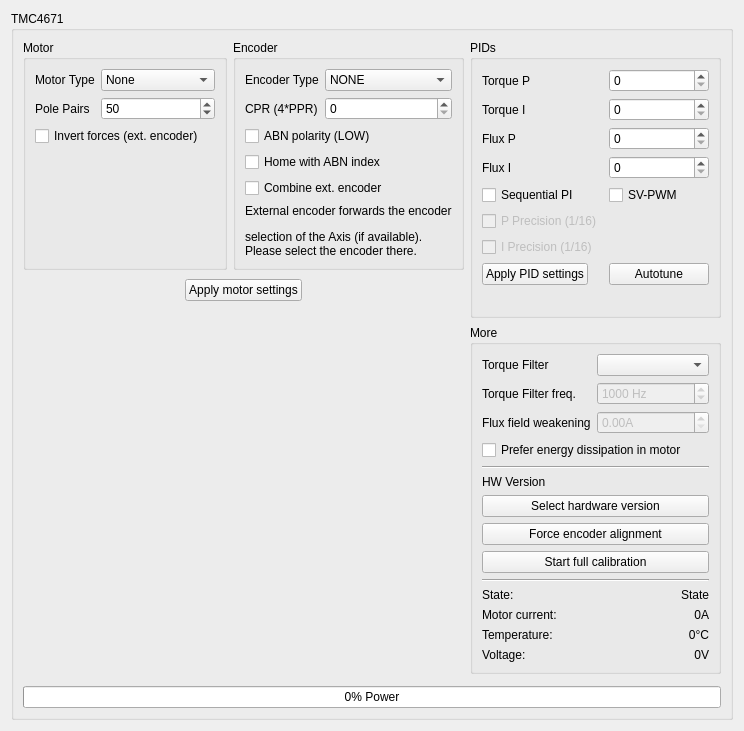
This is res/tmc4671_ui.ui in Ultrawipf/OpenFFBoard-configurator as Qt 5 draws it before an edit. The edited form follows.
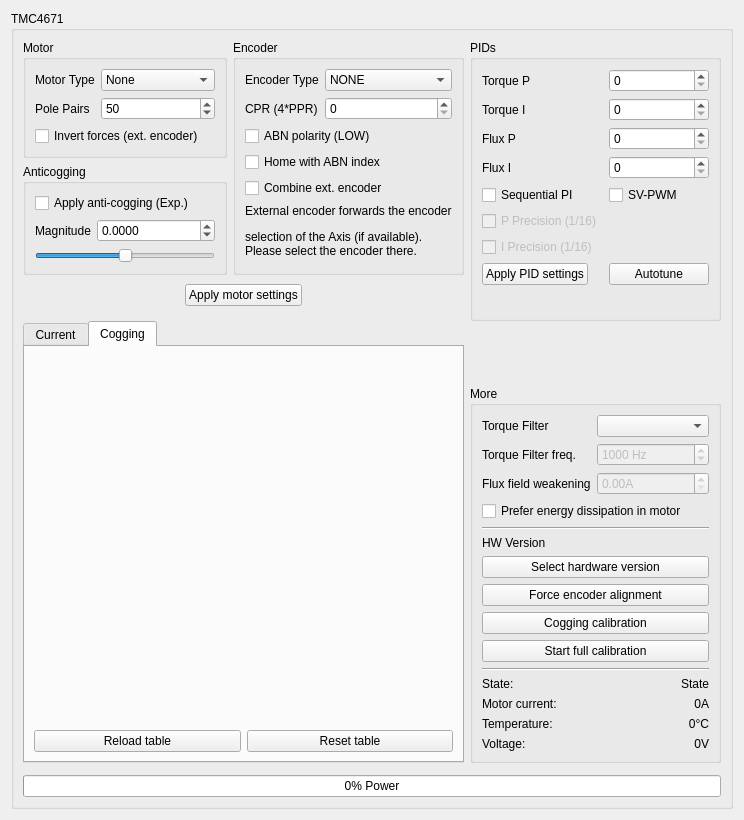
This is the edited form. The open tabs and pages were chosen to show the change. Custom widgets are drawn as their Qt base class.

Commit message: feat(cogging): add cogging calibration and monitoring interface

The edit to the form file:
```diff
--- a/res/tmc4671_ui.ui
+++ b/res/tmc4671_ui.ui
@@ -7,7 +7,7 @@
     <x>0</x>
     <y>0</y>
     <width>744</width>
-    <height>731</height>
+    <height>820</height>
    </rect>
   </property>
   <property name="windowTitle">
@@ -20,6 +20,237 @@
       <string>TMC4671</string>
      </property>
      <layout class="QGridLayout" name="gridLayout">
+      <item row="6" column="2" rowspan="2">
+       <widget class="QGroupBox" name="groupBox_4">
+        <property name="maximumSize">
+         <size>
+          <width>500</width>
+          <height>16777215</height>
+         </size>
+        </property>
+        <property name="title">
+         <string>More</string>
+        </property>
+        <layout class="QFormLayout" name="formLayout_3">
+         <item row="0" column="0">
+          <widget class="QLabel" name="label_8">
+           <property name="text">
+            <string>Torque Filter</string>
+           </property>
+          </widget>
+         </item>
+         <item row="0" column="1">
+          <widget class="QComboBox" name="comboBox_torqueFilter"/>
+         </item>
+         <item row="1" column="0">
+          <widget class="QLabel" name="label_15">
+           <property name="text">
+            <string>Torque Filter freq.</string>
+           </property>
+          </widget>
+         </item>
+         <item row="1" column="1">
+          <widget class="QSpinBox" name="spinBox_torqueFilterFreq">
+           <property name="enabled">
+            <bool>false</bool>
+           </property>
+           <property name="minimumSize">
+            <size>
+             <width>100</width>
+             <height>0</height>
+            </size>
+           </property>
+           <property name="suffix">
+            <string> Hz</string>
+           </property>
+           <property name="minimum">
+            <number>10</number>
+           </property>
+           <property name="maximum">
+            <number>8192</number>
+           </property>
+           <property name="value">
+            <number>1000</number>
+           </property>
+          </widget>
+         </item>
+         <item row="2" column="0">
+          <widget class="QLabel" name="label_9">
+           <property name="toolTip">
+            <string>&lt;html&gt;&lt;head/&gt;&lt;body&gt;&lt;p&gt;Caution: can increase max speed but can also cause steppers to accelerate exponentially if too high&lt;/p&gt;&lt;/body&gt;&lt;/html&gt;</string>
+           </property>
+           <property name="text">
+            <string>Flux field weakening</string>
+           </property>
+          </widget>
+         </item>
+         <item row="2" column="1">
+          <widget class="QDoubleSpinBox" name="doubleSpinBox_fluxoffset">
+           <property name="enabled">
+            <bool>false</bool>
+           </property>
+           <property name="minimumSize">
+            <size>
+             <width>100</width>
+             <height>0</height>
+            </size>
+           </property>
+           <property name="toolTip">
+            <string>&lt;html&gt;&lt;head/&gt;&lt;body&gt;&lt;p&gt;Caution: can increase max speed but can also cause steppers to accelerate exponentially if too high&lt;/p&gt;&lt;/body&gt;&lt;/html&gt;</string>
+           </property>
+           <property name="keyboardTracking">
+            <bool>false</bool>
+           </property>
+           <property name="suffix">
+            <string>A</string>
+           </property>
+           <property name="maximum">
+            <double>5.000000000000000</double>
+           </property>
+           <property name="singleStep">
+            <double>0.100000000000000</double>
+           </property>
+          </widget>
+         </item>
+         <item row="4" column="0" colspan="2">
+          <widget class="Line" name="line">
+           <property name="orientation">
+            <enum>Qt::Orientation::Horizontal</enum>
+           </property>
+          </widget>
+         </item>
+         <item row="5" column="0" colspan="2">
+          <widget class="QLabel" name="label_hwversion">
+           <property name="text">
+            <string>HW Version</string>
+           </property>
+           <property name="wordWrap">
+            <bool>true</bool>
+           </property>
+          </widget>
+         </item>
+         <item row="6" column="0" colspan="2">
+          <widget class="QPushButton" name="pushButton_hwversion">
+           <property name="text">
+            <string>Select hardware version</string>
+           </property>
+          </widget>
+         </item>
+         <item row="7" column="0" colspan="2">
+          <widget class="QPushButton" name="pushButton_align">
+           <property name="text">
+            <string>Force encoder alignment</string>
+           </property>
+          </widget>
+         </item>
+         <item row="9" column="0" colspan="2">
+          <widget class="QPushButton" name="pushButton_calibrate">
+           <property name="text">
+            <string>Start full calibration</string>
+           </property>
+          </widget>
+         </item>
+         <item row="10" column="0" colspan="2">
+          <widget class="Line" name="line_2">
+           <property name="orientation">
+            <enum>Qt::Orientation::Horizontal</enum>
+           </property>
+          </widget>
+         </item>
+         <item row="11" column="0">
+          <widget class="QLabel" name="label_14">
+           <property name="text">
+            <string>State:</string>
+           </property>
+          </widget>
+         </item>
+         <item row="11" column="1">
+          <widget class="QLabel" name="label_state">
+           <property name="text">
+            <string>State</string>
+           </property>
+           <property name="alignment">
+            <set>Qt::AlignmentFlag::AlignRight|Qt::AlignmentFlag::AlignTrailing|Qt::AlignmentFlag::AlignVCenter</set>
+           </property>
+          </widget>
+         </item>
+         <item row="12" column="0">
+          <widget class="QLabel" name="label_11">
+           <property name="text">
+            <string>Motor current:</string>
+           </property>
+          </widget>
+         </item>
+         <item row="12" column="1">
+          <widget class="QLabel" name="label_Current">
+           <property name="minimumSize">
+            <size>
+             <width>0</width>
+             <height>0</height>
+            </size>
+           </property>
+           <property name="text">
+            <string>0A</string>
+           </property>
+           <property name="alignment">
+            <set>Qt::AlignmentFlag::AlignRight|Qt::AlignmentFlag::AlignTrailing|Qt::AlignmentFlag::AlignVCenter</set>
+           </property>
+          </widget>
+         </item>
+         <item row="13" column="0">
+          <widget class="QLabel" name="label_12">
+           <property name="text">
+            <string>Temperature:</string>
+           </property>
+          </widget>
+         </item>
+         <item row="13" column="1">
+          <widget class="QLabel" name="label_Temp">
+           <property name="text">
+            <string>0°C</string>
+           </property>
+           <property name="alignment">
+            <set>Qt::AlignmentFlag::AlignRight|Qt::AlignmentFlag::AlignTrailing|Qt::AlignmentFlag::AlignVCenter</set>
+           </property>
+          </widget>
+         </item>
+         <item row="14" column="0">
+          <widget class="QLabel" name="label_13">
+           <property name="text">
+            <string>Voltage:</string>
+           </property>
+          </widget>
+         </item>
+         <item row="14" column="1">
+          <widget class="QLabel" name="label_volt">
+           <property name="text">
+            <string>0V</string>
+           </property>
+           <property name="alignment">
+            <set>Qt::AlignmentFlag::AlignRight|Qt::AlignmentFlag::AlignTrailing|Qt::AlignmentFlag::AlignVCenter</set>
+           </property>
+          </widget>
+         </item>
+         <item row="3" column="0" colspan="2">
+          <widget class="QCheckBox" name="checkBox_fluxdissipate">
+           <property name="toolTip">
+            <string>&lt;html&gt;&lt;head/&gt;&lt;body&gt;&lt;p&gt;Use flux component to dissipate energy before enabling the brake resistor. &lt;/p&gt;&lt;p&gt;Heats up the motor slightly more. Brake resistor will still operate normally.&lt;/p&gt;&lt;p&gt;Only disable if suitable brake resistor is installed.&lt;/p&gt;&lt;/body&gt;&lt;/html&gt;</string>
+           </property>
+           <property name="text">
+            <string>Prefer energy dissipation in motor</string>
+           </property>
+          </widget>
+         </item>
+         <item row="8" column="0" colspan="2">
+          <widget class="QPushButton" name="pushButton_cogging">
+           <property name="text">
+            <string>Cogging calibration</string>
+           </property>
+          </widget>
+         </item>
+        </layout>
+       </widget>
+      </item>
       <item row="0" column="0">
        <widget class="QGroupBox" name="groupBox_3">
         <property name="sizePolicy">
@@ -78,7 +309,7 @@
         </layout>
        </widget>
       </item>
-      <item row="1" column="0" colspan="2">
+      <item row="2" column="0" colspan="2">
        <widget class="QFrame" name="frame_2">
         <property name="frameShape">
          <enum>QFrame::NoFrame</enum>
@@ -132,7 +363,101 @@
         </layout>
        </widget>
       </item>
-      <item row="0" column="2" rowspan="3">
+      <item row="3" column="0" rowspan="5" colspan="2">
+       <widget class="QTabWidget" name="tabWidget">
+        <property name="currentIndex">
+         <number>0</number>
+        </property>
+        <widget class="QWidget" name="tab_5">
+         <attribute name="title">
+          <string>Current</string>
+         </attribute>
+         <layout class="QGridLayout" name="gridLayout_3">
+          <item row="0" column="0">
+           <widget class="QChartView" name="graphWidget_Amps" native="true">
+            <property name="sizePolicy">
+             <sizepolicy hsizetype="Preferred" vsizetype="Preferred">
+              <horstretch>0</horstretch>
+              <verstretch>1</verstretch>
+             </sizepolicy>
+            </property>
+           </widget>
+          </item>
+         </layout>
+        </widget>
+        <widget class="QWidget" name="tab_6">
+         <attribute name="title">
+          <string>Cogging</string>
+         </attribute>
+         <layout class="QGridLayout" name="gridLayout_4">
+          <item row="0" column="0" colspan="3">
+           <widget class="QChartView" name="graphWidget_Cogging" native="true">
+            <property name="sizePolicy">
+             <sizepolicy hsizetype="Preferred" vsizetype="Preferred">
+              <horstretch>0</horstretch>
+              <verstretch>1</verstretch>
+             </sizepolicy>
+            </property>
+           </widget>
+          </item>
+          <item row="1" column="0" colspan="3">
+           <layout class="QHBoxLayout" name="horizontalLayout">
+            <item>
+             <widget class="QPushButton" name="pushButton_reloadCoggingTable">
+              <property name="text">
+               <string>Reload table</string>
+              </property>
+             </widget>
+            </item>
+            <item>
+             <widget class="QPushButton" name="pushButton_resetCoggingTable">
+              <property name="text">
+               <string>Reset table</string>
+              </property>
+             </widget>
+            </item>
+           </layout>
+          </item>
+         </layout>
+        </widget>
+       </widget>
+      </item>
+      <item row="12" column="0" colspan="3">
+       <widget class="QProgressBar" name="progressBar_power">
+        <property name="sizePolicy">
+         <sizepolicy hsizetype="Minimum" vsizetype="Fixed">
+          <horstretch>0</horstretch>
+          <verstretch>0</verstretch>
+         </sizepolicy>
+        </property>
+        <property name="layoutDirection">
+         <enum>Qt::LayoutDirection::LeftToRight</enum>
+        </property>
+        <property name="maximum">
+         <number>28000</number>
+        </property>
+        <property name="value">
+         <number>0</number>
+        </property>
+        <property name="textVisible">
+         <bool>true</bool>
+        </property>
+        <property name="format">
+         <string>%p% Power</string>
+        </property>
+       </widget>
+      </item>
+      <item row="11" column="0">
+       <widget class="QFrame" name="frame">
+        <property name="frameShape">
+         <enum>QFrame::Shape::StyledPanel</enum>
+        </property>
+        <property name="frameShadow">
+         <enum>QFrame::Shadow::Raised</enum>
+        </property>
+       </widget>
+      </item>
+      <item row="0" column="2" rowspan="5">
        <widget class="QGroupBox" name="groupBox_2">
         <property name="sizePolicy">
          <sizepolicy hsizetype="Minimum" vsizetype="Minimum">
@@ -305,7 +630,23 @@
         </layout>
        </widget>
       </item>
-      <item row="0" column="1">
+      <item row="5" column="2">
+       <spacer name="verticalSpacer">
+        <property name="orientation">
+         <enum>Qt::Orientation::Vertical</enum>
+        </property>
+        <property name="sizeType">
+         <enum>QSizePolicy::Policy::Expanding</enum>
+        </property>
+        <property name="sizeHint" stdset="0">
+         <size>
+          <width>20</width>
+          <height>0</height>
+         </size>
+        </property>
+       </spacer>
+      </item>
+      <item row="0" column="1" rowspan="2">
        <widget class="QGroupBox" name="groupBox_encoder">
         <property name="sizePolicy">
          <sizepolicy hsizetype="Preferred" vsizetype="Preferred">
@@ -399,285 +740,85 @@
         </layout>
        </widget>
       </item>
-      <item row="10" column="0">
-       <widget class="QFrame" name="frame">
-        <property name="frameShape">
-         <enum>QFrame::StyledPanel</enum>
-        </property>
-        <property name="frameShadow">
-         <enum>QFrame::Raised</enum>
-        </property>
-       </widget>
-      </item>
-      <item row="2" column="0" rowspan="4" colspan="2">
-       <widget class="QChartView" name="graphWidget_Amps" native="true">
-        <property name="sizePolicy">
-         <sizepolicy hsizetype="Preferred" vsizetype="Preferred">
-          <horstretch>0</horstretch>
-          <verstretch>1</verstretch>
-         </sizepolicy>
-        </property>
-       </widget>
-      </item>
-      <item row="3" column="2">
-       <spacer name="verticalSpacer">
-        <property name="orientation">
-         <enum>Qt::Vertical</enum>
-        </property>
-        <property name="sizeType">
-         <enum>QSizePolicy::Expanding</enum>
-        </property>
-        <property name="sizeHint" stdset="0">
-         <size>
-          <width>20</width>
-          <height>0</height>
-         </size>
-        </property>
-       </spacer>
-      </item>
-      <item row="11" column="0" colspan="3">
-       <widget class="QProgressBar" name="progressBar_power">
-        <property name="sizePolicy">
-         <sizepolicy hsizetype="Minimum" vsizetype="Fixed">
-          <horstretch>0</horstretch>
-          <verstretch>0</verstretch>
-         </sizepolicy>
-        </property>
-        <property name="layoutDirection">
-         <enum>Qt::LeftToRight</enum>
-        </property>
-        <property name="maximum">
-         <number>28000</number>
-        </property>
-        <property name="value">
-         <number>0</number>
-        </property>
-        <property name="textVisible">
-         <bool>true</bool>
-        </property>
-        <property name="format">
-         <string>%p% Power</string>
-        </property>
-       </widget>
-      </item>
-      <item row="4" column="2" rowspan="3">
-       <widget class="QGroupBox" name="groupBox_4">
-        <property name="maximumSize">
-         <size>
-          <width>500</width>
-          <height>16777215</height>
-         </size>
-        </property>
+      <item row="1" column="0">
+       <widget class="QGroupBox" name="groupBox_anticogging">
         <property name="title">
-         <string>More</string>
+         <string>Anticogging</string>
         </property>
-        <layout class="QFormLayout" name="formLayout_3">
-         <item row="0" column="0">
-          <widget class="QLabel" name="label_8">
+        <layout class="QFormLayout" name="formLayout_5">
+         <property name="leftMargin">
+          <number>9</number>
+         </property>
+         <property name="topMargin">
+          <number>9</number>
+         </property>
+         <property name="rightMargin">
+          <number>9</number>
+         </property>
+         <property name="bottomMargin">
+          <number>9</number>
+         </property>
+         <item row="0" column="0" colspan="2">
+          <widget class="QCheckBox" name="checkBox_cogging">
            <property name="text">
-            <string>Torque Filter</string>
-           </property>
-          </widget>
-         </item>
-         <item row="0" column="1">
-          <widget class="QComboBox" name="comboBox_torqueFilter"/>
-         </item>
-         <item row="1" column="0">
-          <widget class="QLabel" name="label_15">
-           <property name="text">
-            <string>Torque Filter freq.</string>
-           </property>
-          </widget>
-         </item>
-         <item row="1" column="1">
-          <widget class="QSpinBox" name="spinBox_torqueFilterFreq">
-           <property name="enabled">
-            <bool>false</bool>
-           </property>
-           <property name="minimumSize">
-            <size>
-             <width>100</width>
-             <height>0</height>
-            </size>
-           </property>
-           <property name="suffix">
-            <string> Hz</string>
-           </property>
-           <property name="minimum">
-            <number>10</number>
-           </property>
-           <property name="maximum">
-            <number>8192</number>
-           </property>
-           <property name="value">
-            <number>1000</number>
+            <string>Apply anti-cogging (Exp.)</string>
            </property>
           </widget>
          </item>
          <item row="2" column="0">
-          <widget class="QLabel" name="label_9">
-           <property name="toolTip">
-            <string>&lt;html&gt;&lt;head/&gt;&lt;body&gt;&lt;p&gt;Caution: can increase max speed but can also cause steppers to accelerate exponentially if too high&lt;/p&gt;&lt;/body&gt;&lt;/html&gt;</string>
+          <widget class="QLabel" name="label_10">
+           <property name="sizePolicy">
+            <sizepolicy hsizetype="Fixed" vsizetype="Preferred">
+             <horstretch>0</horstretch>
+             <verstretch>0</verstretch>
+            </sizepolicy>
            </property>
            <property name="text">
-            <string>Flux field weakening</string>
-           </property>
-          </widget>
-         </item>
-         <item row="2" column="1">
-          <widget class="QDoubleSpinBox" name="doubleSpinBox_fluxoffset">
-           <property name="enabled">
-            <bool>false</bool>
-           </property>
-           <property name="minimumSize">
-            <size>
-             <width>100</width>
-             <height>0</height>
-            </size>
-           </property>
-           <property name="toolTip">
-            <string>&lt;html&gt;&lt;head/&gt;&lt;body&gt;&lt;p&gt;Caution: can increase max speed but can also cause steppers to accelerate exponentially if too high&lt;/p&gt;&lt;/body&gt;&lt;/html&gt;</string>
-           </property>
-           <property name="keyboardTracking">
-            <bool>false</bool>
-           </property>
-           <property name="suffix">
-            <string>A</string>
-           </property>
-           <property name="maximum">
-            <double>5.000000000000000</double>
-           </property>
-           <property name="singleStep">
-            <double>0.100000000000000</double>
+            <string>Magnitude</string>
            </property>
           </widget>
          </item>
          <item row="4" column="0" colspan="2">
-          <widget class="Line" name="line">
-           <property name="orientation">
-            <enum>Qt::Horizontal</enum>
+          <widget class="QSlider" name="horizontalSlider_coggmag">
+           <property name="minimum">
+            <number>-32767</number>
            </property>
-          </widget>
-         </item>
-         <item row="5" column="0" colspan="2">
-          <widget class="QLabel" name="label_hwversion">
-           <property name="text">
-            <string>HW Version</string>
+           <property name="maximum">
+            <number>32767</number>
            </property>
-           <property name="wordWrap">
+           <property name="singleStep">
+            <number>100</number>
+           </property>
+           <property name="pageStep">
+            <number>1000</number>
+           </property>
+           <property name="tracking">
             <bool>true</bool>
            </property>
-          </widget>
-         </item>
-         <item row="6" column="0" colspan="2">
-          <widget class="QPushButton" name="pushButton_hwversion">
-           <property name="text">
-            <string>Select hardware version</string>
-           </property>
-          </widget>
-         </item>
-         <item row="7" column="0" colspan="2">
-          <widget class="QPushButton" name="pushButton_align">
-           <property name="text">
-            <string>Force encoder alignment</string>
-           </property>
-          </widget>
-         </item>
-         <item row="8" column="0" colspan="2">
-          <widget class="QPushButton" name="pushButton_calibrate">
-           <property name="text">
-            <string>Start full calibration</string>
-           </property>
-          </widget>
-         </item>
-         <item row="9" column="0" colspan="2">
-          <widget class="Line" name="line_2">
            <property name="orientation">
-            <enum>Qt::Horizontal</enum>
+            <enum>Qt::Orientation::Horizontal</enum>
            </property>
-          </widget>
-         </item>
-         <item row="10" column="0">
-          <widget class="QLabel" name="label_14">
-           <property name="text">
-            <string>State:</string>
+           <property name="invertedAppearance">
+            <bool>false</bool>
            </property>
-          </widget>
-         </item>
-         <item row="10" column="1">
-          <widget class="QLabel" name="label_state">
-           <property name="text">
-            <string>State</string>
+           <property name="invertedControls">
+            <bool>false</bool>
            </property>
-           <property name="alignment">
-            <set>Qt::AlignRight|Qt::AlignTrailing|Qt::AlignVCenter</set>
-           </property>
           </widget>
          </item>
-         <item row="11" column="0">
-          <widget class="QLabel" name="label_11">
-           <property name="text">
-            <string>Motor current:</string>
+         <item row="2" column="1">
+          <widget class="QDoubleSpinBox" name="doubleSpinBox_coggScale">
+           <property name="decimals">
+            <number>4</number>
            </property>
-          </widget>
-         </item>
-         <item row="11" column="1">
-          <widget class="QLabel" name="label_Current">
-           <property name="minimumSize">
-            <size>
-             <width>0</width>
-             <height>0</height>
-            </size>
+           <property name="minimum">
+            <double>-3.276700000000000</double>
            </property>
-           <property name="text">
-            <string>0A</string>
+           <property name="maximum">
+            <double>3.276700000000000</double>
            </property>
-           <property name="alignment">
-            <set>Qt::AlignRight|Qt::AlignTrailing|Qt::AlignVCenter</set>
-           </property>
-          </widget>
-         </item>
-         <item row="12" column="0">
-          <widget class="QLabel" name="label_12">
-           <property name="text">
-            <string>Temperature:</string>
-           </property>
-          </widget>
-         </item>
-         <item row="12" column="1">
-          <widget class="QLabel" name="label_Temp">
-           <property name="text">
-            <string>0°C</string>
-           </property>
-           <property name="alignment">
-            <set>Qt::AlignRight|Qt::AlignTrailing|Qt::AlignVCenter</set>
-           </property>
-          </widget>
-         </item>
-         <item row="13" column="0">
-          <widget class="QLabel" name="label_13">
-           <property name="text">
-            <string>Voltage:</string>
-           </property>
-          </widget>
-         </item>
-         <item row="13" column="1">
-          <widget class="QLabel" name="label_volt">
-           <property name="text">
-            <string>0V</string>
-           </property>
-           <property name="alignment">
-            <set>Qt::AlignRight|Qt::AlignTrailing|Qt::AlignVCenter</set>
-           </property>
-          </widget>
-         </item>
-         <item row="3" column="0" colspan="2">
-          <widget class="QCheckBox" name="checkBox_fluxdissipate">
-           <property name="toolTip">
-            <string>&lt;html&gt;&lt;head/&gt;&lt;body&gt;&lt;p&gt;Use flux component to dissipate energy before enabling the brake resistor. &lt;/p&gt;&lt;p&gt;Heats up the motor slightly more. Brake resistor will still operate normally.&lt;/p&gt;&lt;p&gt;Only disable if suitable brake resistor is installed.&lt;/p&gt;&lt;/body&gt;&lt;/html&gt;</string>
-           </property>
-           <property name="text">
-            <string>Prefer energy dissipation in motor</string>
+           <property name="singleStep">
+            <double>0.000100000000000</double>
            </property>
           </widget>
          </item>
```
Left out of the diff: 10 changed lines with no effect on the pictures. The commit also changes 1 other file.
